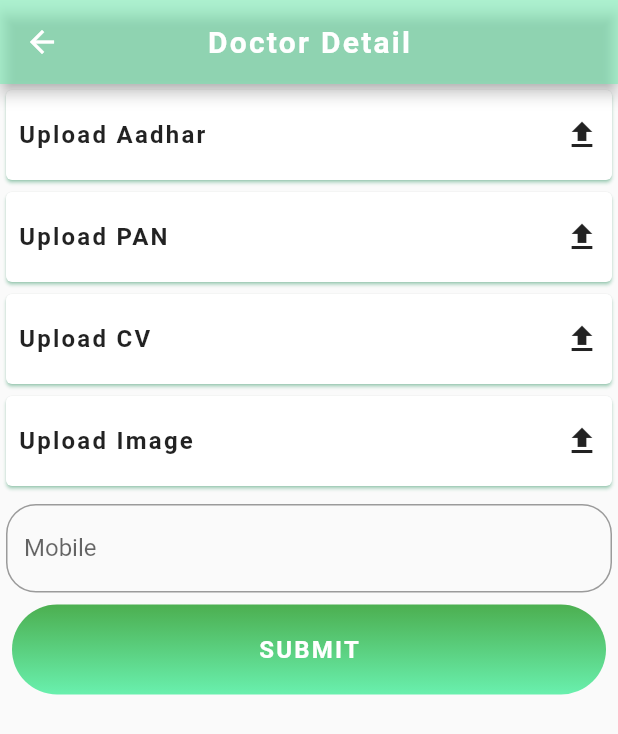
After one commit to prabhunath111/jrh, a Flutter app: the screen it shows after launch, after a tap on "Send OTP", after a tap on "REGISTER", on a phone screen of 412 x 824 dp. The commit adds this screen. Shown: the top 734 px of the screen. Run offline on Flutter 3.47's test engine with Material 2 defaults, Android fonts, the phone set to English and light mode, and no system bars; our stand-ins replace fluttertoast, image_picker.

Commit message:
added more screens

```diff
--- /dev/null
+++ b/lib/screens/register_doctor/register_doctor.dart
@@ -0,0 +1,176 @@
+import 'dart:io';
+
+import 'package:flutter/material.dart';
+// import 'package:image_picker/image_picker.dart';
+import 'package:image_picker/image_picker.dart';
+import 'package:jrh_innoventure/Utils/toast.dart';
+import 'package:jrh_innoventure/styles/colors.dart';
+
+class RegisterDoctor extends StatefulWidget {
+  @override
+  _RegisterDoctorState createState() => _RegisterDoctorState();
+}
+
+class _RegisterDoctorState extends State<RegisterDoctor> {
+  File _image;
+  final picker = ImagePicker();
+  final baseUrl = 'localhost:3030/user';
+  final GlobalKey<FormState> _formKey = GlobalKey<FormState>();
+  TextEditingController _mobileController = TextEditingController();
+  String _mobile;
+  @override
+  Widget build(BuildContext context) {
+    return Scaffold(
+      extendBodyBehindAppBar: false,
+      appBar: AppBar(
+        backgroundColor: Colors.greenAccent.withOpacity(0.5),
+        title: Text(
+          'Doctor Detail',
+          style: TextStyle(fontWeight: FontWeight.bold, letterSpacing: 1.5),
+        ),
+        centerTitle: true,
+      ),
+      body: _getBody(),
+    );
+  }
+  Widget _getBody() {
+    return ListView(
+      children: [
+        getCards('Upload Aadhar', Icon(Icons.upload_sharp)),
+        getCards('Upload PAN', Icon(Icons.upload_sharp)),
+        getCards('Upload CV', Icon(Icons.upload_sharp)),
+        getCards('Upload Image', Icon(Icons.upload_sharp)),
+        getmobileWidget(),
+        getSubmitBtn()
+      ],
+    );
+  }
+  Widget getCards(String title, Icon icon) {
+    return InkWell(
+      onTap: () {
+        getImage();
+      },
+      child: Card(
+        elevation: 1,
+        shadowColor: Colors.greenAccent,
+        child: Container(
+          height: 60,
+          // width: MediaQuery.of(context).size.width * 0.1,
+          child: Padding(
+            padding: const EdgeInsets.all(8.0),
+            child: Row(
+              mainAxisAlignment: MainAxisAlignment.spaceBetween,
+              children: [
+                Text(
+                  title,
+                  style: TextStyle(
+                      fontWeight: FontWeight.bold,
+                      fontSize: 16,
+                      letterSpacing: 1.5),
+                ),
+                icon
+              ],
+            ),
+          ),
+        ),
+      ),
+    );
+  }
+  Widget getSubmitBtn() {
+    return Padding(
+      padding: const EdgeInsets.all(8.0),
+      child: InkWell(
+        onTap: () {
+          // _upload(_image);
+        },
+        child: Container(
+          height: 60,
+          // width: MediaQuery.of(context).size.width * 0.1,
+          decoration: BoxDecoration(
+              gradient: LinearGradient(
+                  begin: Alignment.topCenter,
+                  end: Alignment.bottomCenter,
+                  colors: [Colors.green, Colors.greenAccent]),
+              borderRadius: BorderRadius.circular(30)),
+          child: Padding(
+            padding: const EdgeInsets.all(8.0),
+            child: Center(
+              child: Text(
+                'SUBMIT',
+                style: TextStyle(
+                    fontWeight: FontWeight.bold,
+                    fontSize: 16,
+                    letterSpacing: 1.5,
+                    color: Colors.white),
+              ),
+            ),
+          ),
+        ),
+      ),
+    );
+  }
+  Widget getmobileWidget() {
+    return Padding(
+      padding: const EdgeInsets.only(top: 8.0),
+      child: Container(
+        // height: 60,
+        // width: MediaQuery.of(context).size.width * 0.1,
+        child:
+        Padding(
+          padding: const EdgeInsets.only(left: 4.0, right: 4.0),
+          child:
+          Form(
+              key: _formKey,
+              child: Column(
+                children: <Widget>[
+                  Theme(
+                    data: ThemeData(primaryColor: primary),
+                    child: TextFormField(
+                      controller: _mobileController,
+                      cursorColor: primary,
+                      validator: (input) {
+                        if (input.isEmpty) {
+                          return 'Provide mobile number';
+                        }
+                        if (input.length < 10) {
+                          return 'Provide 10 digit mobile number';
+                        }
+                      },
+                      decoration: InputDecoration(
+                        labelText: 'Mobile',
+                        hintText: 'Enter Mobile',
+                        counterText: "",
+                        border: OutlineInputBorder(
+                            borderRadius: BorderRadius.circular(20),
+                            borderSide:
+                            BorderSide(color: secondary)),
+                      ),
+                      maxLength: 10,
+                      onChanged: (e)=>_onChangehandler(),
+                      // onSaved: (input) => _mobile = input,
+                    ),
+                  ),
+                ],
+              )),
+        ),
+      ),
+    );
+  }
+  Future<void> getImage() async {
+    final pickedFile = await picker.getImage(source: ImageSource.gallery);
+
+    setState(() {
+      if (pickedFile != null) {
+        _image = File(pickedFile.path);
+        print('line154 $_image');
+      } else {
+        ToastCustom().showToast('No image selected.');
+        // print('No image selected.');
+      }
+    });
+  }
+
+  _onChangehandler() {
+    _mobile = _mobileController.text;
+  }
+}
--- /dev/null
+++ b/lib/screens/welcome/register_row.dart
@@ -0,0 +1,39 @@
+import 'package:flutter/material.dart';
+import 'package:jrh_innoventure/screens/register_doctor/register_doctor.dart';
+import 'package:jrh_innoventure/screens/register_hospital/register_hospital.dart';
+import 'package:jrh_innoventure/styles/colors.dart';
+
+class RegisterRow extends StatelessWidget {
+  final isDoctor;
+
+  const RegisterRow({Key key, this.isDoctor}) : super(key: key);
+
+  @override
+  Widget build(BuildContext context) {
+    return Padding(
+      padding: const EdgeInsets.only(top: 8.0),
+      child: Row(
+        crossAxisAlignment: CrossAxisAlignment.center,
+        mainAxisAlignment: MainAxisAlignment.center,
+        children: [
+          (isDoctor)
+              ? Text('Are you a new Doctor ?')
+              : Text('Are you a new Hospital ?'),
+          GestureDetector(
+            onTap: () {
+              Navigator.push(
+                  context,
+                  MaterialPageRoute(
+                      builder: (context) =>
+                          (isDoctor) ? RegisterDoctor() : RegisterHospital()));
+            },
+            child: Text(
+              ' REGISTER',
+              style: TextStyle(color: secondary, fontSize: 16),
+            ),
+          )
+        ],
+      ),
+    );
+  }
+}
--- a/lib/screens/welcome/welcome.dart
+++ b/lib/screens/welcome/welcome.dart
@@ -3,6 +3,8 @@ import 'package:jrh_innoventure/screens/otp/otp.dart';
 import 'package:jrh_innoventure/screens/welcome/background_color.dart';
 import 'package:jrh_innoventure/screens/welcome/welcome_text.dart';
 import 'package:jrh_innoventure/styles/colors.dart';
+
+import 'register_row.dart';
 
 class Welcome extends StatefulWidget {
   @override
@@ -89,6 +91,8 @@ class _WelcomeState extends State<Welcome> {
                               ),
                             ],
                           )),
+                      RegisterRow(isDoctor: true),
+                      RegisterRow(isDoctor: false),
                       InkWell(
                         onTap: () {
                         sendOtp();
--- a/lib/screens/welcome/welcome_text.dart
+++ b/lib/screens/welcome/welcome_text.dart
@@ -9,15 +9,16 @@ class WelcomeText extends StatelessWidget {
     var width = MediaQuery.of(context).size.width;
     return Positioned(
       top: height * 0.2,
-      child: Padding(
-        padding: const EdgeInsets.symmetric(horizontal: 8.0),
+      right: 0,
+      left: 0,
+      child: Center(
         child: Text(
           '~ Welcome ~',
           style: TextStyle(
               color: white,
-              fontSize: width * 0.15,
+              fontSize: width * 0.11,
               fontWeight: FontWeight.bold,
-              letterSpacing: 2),
+              letterSpacing: 1.5),
         ),
       ),
     );
--- a/pubspec.yaml
+++ b/pubspec.yaml
@@ -28,6 +28,8 @@ dependencies:
   # The following adds the Cupertino Icons font to your application.
   # Use with the CupertinoIcons class for iOS style icons.
   cupertino_icons: ^1.0.2
+  image_picker:
+  fluttertoast: ^8.0.6
 
 dev_dependencies:
   flutter_test:
```
Also changed, not shown: lib/Utils/toast.dart (added, +16 -0 lines), lib/screens/register_hospital/register_hospital.dart (added, +173 -0 lines), pubspec.lock.
